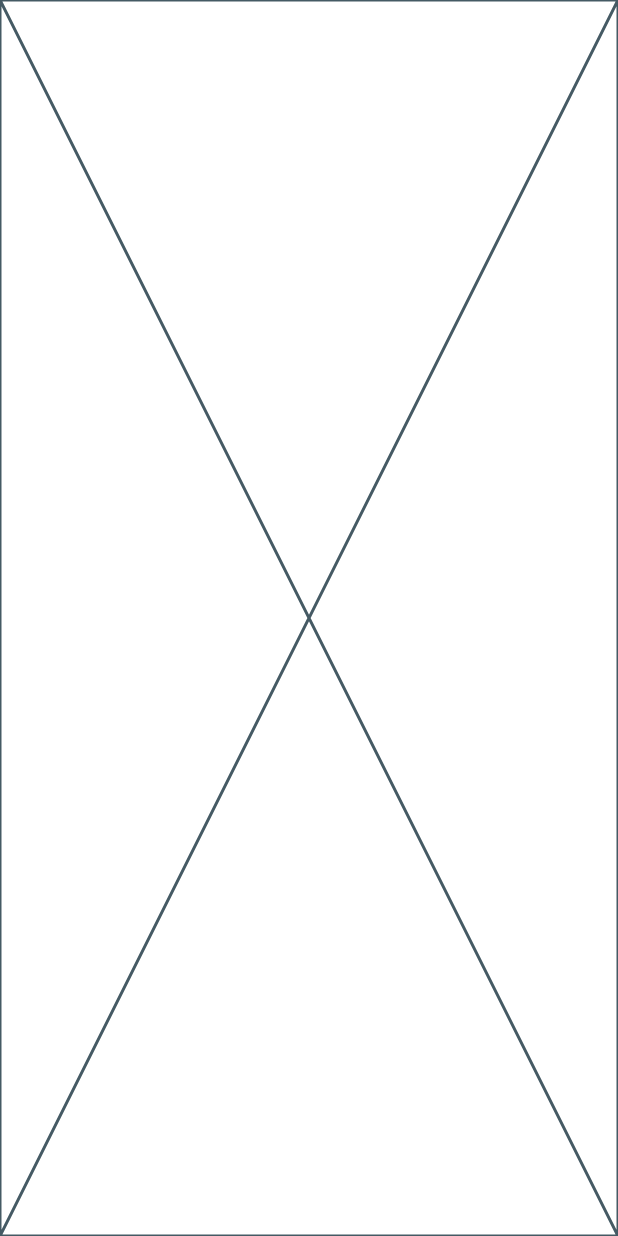
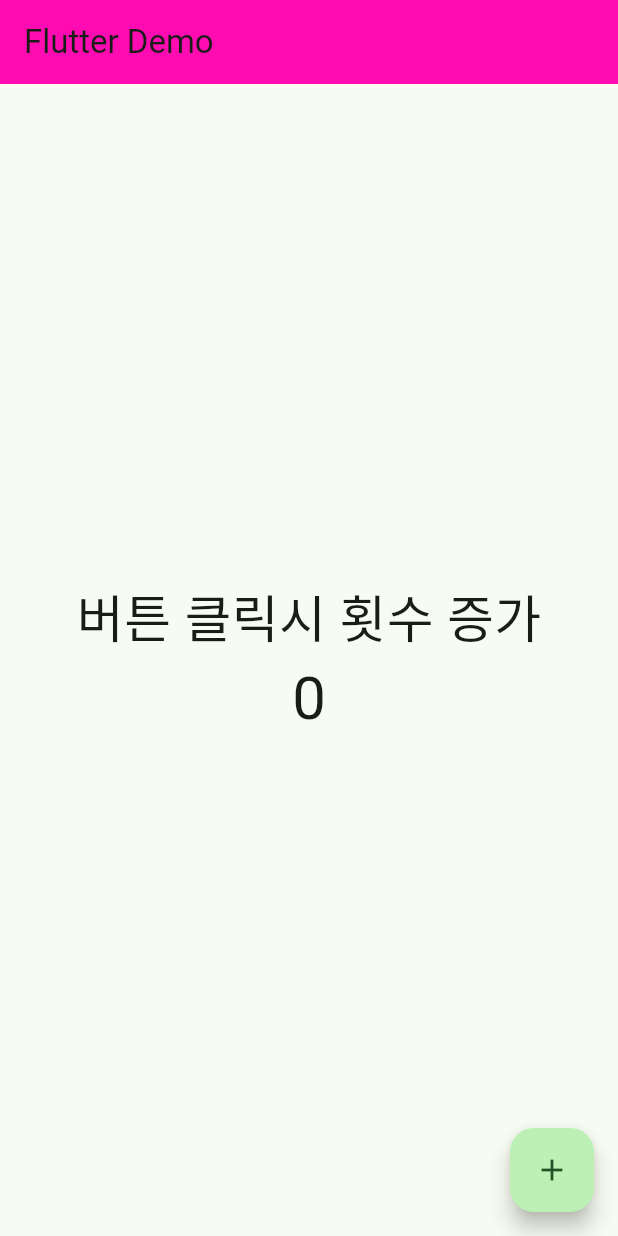
Before and after one commit to yoyowasi/daelim_2025, a Flutter app: the screen it shows after launch, on a phone screen of 412 x 824 dp. Run offline on Flutter 3.47's test engine with Material 3 defaults, Android fonts, the phone set to English and light mode, and no system bars.

Commit message:
03월27일 수업 내용

```diff
--- a/lib/presentation/home/home_screen.dart
+++ b/lib/presentation/home/home_screen.dart
@@ -1,10 +1,46 @@
 import 'package:flutter/material.dart';
 
-class HomeScreen extends StatelessWidget {
+class HomeScreen extends StatefulWidget {
   const HomeScreen({super.key});
 
   @override
+  State<HomeScreen> createState() => _HomeScreenState();
+}
+
+class _HomeScreenState extends State<HomeScreen> {
+  int _count = 0;
+
+  void _handleIncreaseCount() {
+    setState(() {
+      _count++;
+    });
+  }
+
+  @override
   Widget build(BuildContext context) {
-    return const Placeholder();
+    return Scaffold(
+      appBar: AppBar(
+        backgroundColor: const Color.fromARGB(255, 255, 11, 178),
+        title: Text('Flutter Demo'),
+      ),
+      floatingActionButton: FloatingActionButton(
+        onPressed: () {
+          _handleIncreaseCount();
+        },
+        child: Icon(Icons.add),
+      ),
+      body: SafeArea(
+        child: SizedBox(
+          width: double.infinity,
+          child: Column(
+            mainAxisAlignment: MainAxisAlignment.center,
+            children: [
+              Text('버튼 클릭시 횟수 증가', style: TextStyle(fontSize: 34)),
+              Text('$_count', style: TextStyle(fontSize: 40)),
+            ],
+          ),
+        ),
+      ),
+    );
   }
 }
```
Also changed, not shown: 1 other file.
